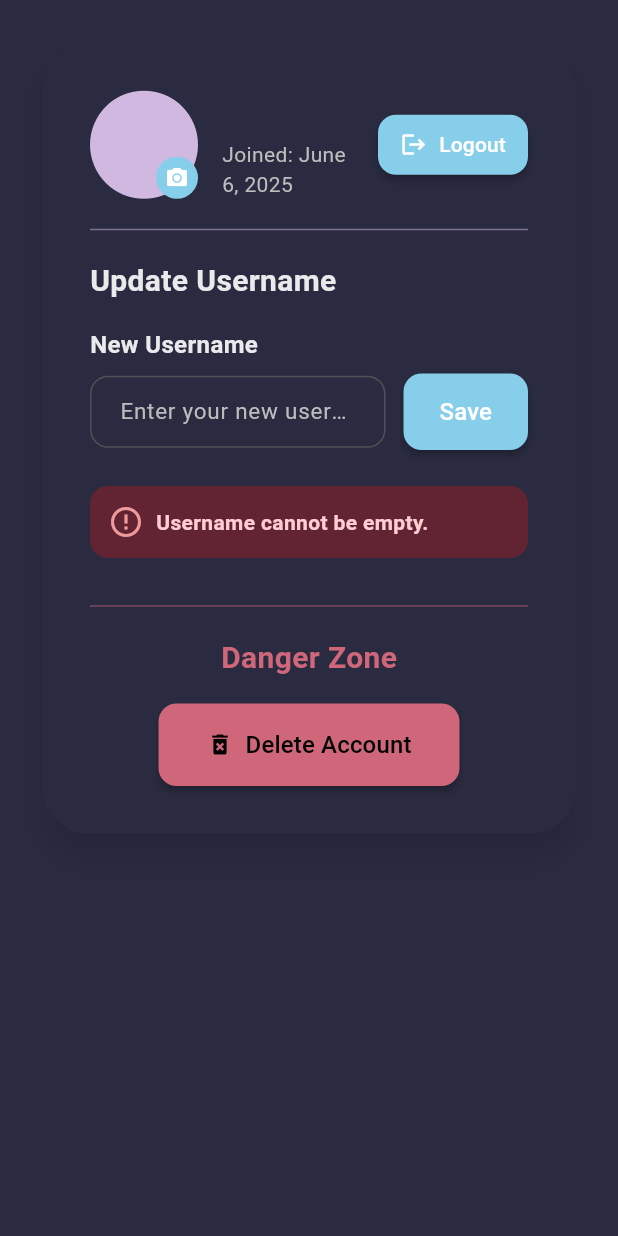
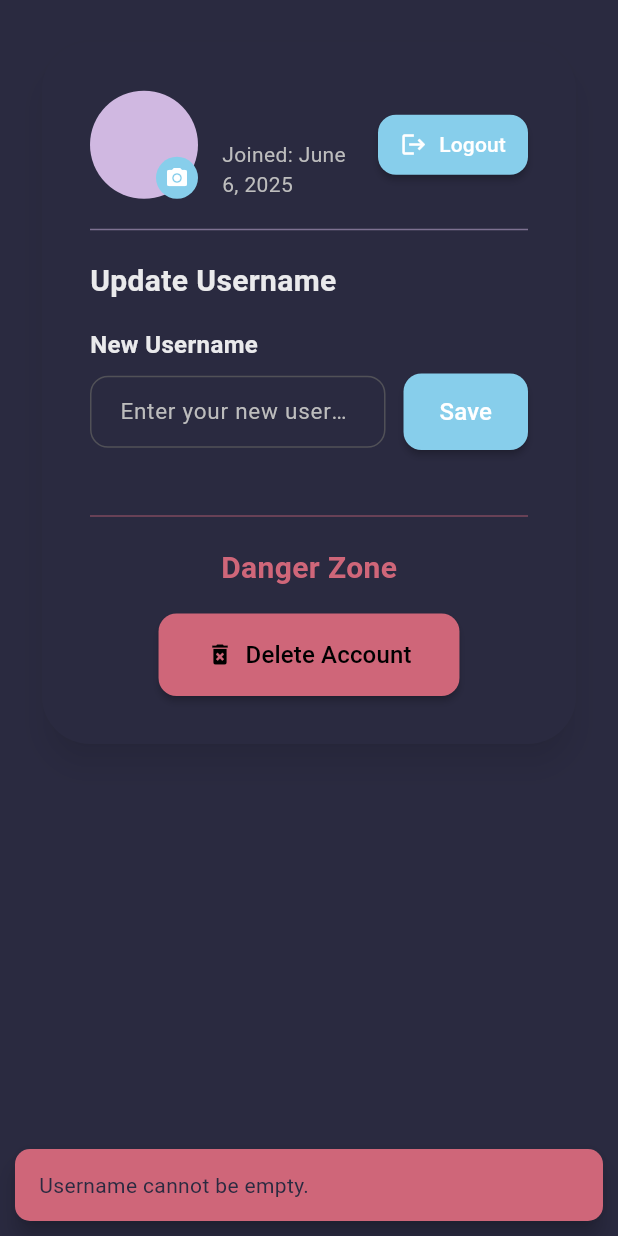
Before and after one commit to RustyCMD/Visionspark, a Flutter app: the AccountSection widget shown alone on an empty page, opened directly, after a tap on "Save", on a phone screen of 412 x 824 dp. Run offline on Flutter 3.47's test engine with Material 3 defaults, Android fonts, the phone set to English and light mode, and no system bars; our stand-ins replace app_links, cached_network_image, connectivity_plus, device_info_plus, flutter_dotenv, flutter_timezone and 7 more; accounts and stored records are empty; network calls fail.

Commit message:
Refactor error handling in account and image generator screens: Replace in-line error message management with a centralized snackbar utility for improved consistency and clarity. Update TODO list to reflect resolved issues and enhance overall code maintainability.

```diff
--- a/visionspark/lib/features/account/account_section.dart
+++ b/visionspark/lib/features/account/account_section.dart
@@ -4,6 +4,7 @@ import 'dart:io';
 import 'package:image_picker/image_picker.dart';
 import 'package:http/http.dart' as http;
 import 'package:flutter_dotenv/flutter_dotenv.dart';
+import '../../shared/utils/snackbar_utils.dart';
 
 class AccountSection extends StatefulWidget {
   const AccountSection({super.key});
@@ -13,7 +14,6 @@ class AccountSection extends StatefulWidget {
 }
 
 class _AccountSectionState extends State<AccountSection> {
-  String? _error;
   final ImagePicker _picker = ImagePicker();
   bool _isUploading = false;
   String? _profileImageUrl;
@@ -23,26 +23,13 @@ class _AccountSectionState extends State<AccountSection> {
   bool _isSavingUsername = false;
   bool _isDeleting = false;
 
-  // Define your fixed brand colors as static const
-  static const Color _originalDarkText = Color(0xFF22223B); // A deep, nearly black color for text
-
   Future<void> _signOut() async {
     try {
       await Supabase.instance.client.auth.signOut();
     } on AuthException catch (e) {
-      if (mounted) {
-        setState(() => _error = e.message);
-         ScaffoldMessenger.of(context).showSnackBar(
-          SnackBar(content: Text(e.message), backgroundColor: Theme.of(context).colorScheme.error),
-        );
-      }
+      showErrorSnackbar(context, e.message);
     } catch (e) {
-      if (mounted) {
-        setState(() => _error = 'Unexpected error: $e');
-        ScaffoldMessenger.of(context).showSnackBar(
-          SnackBar(content: Text('An unexpected error occurred during sign out: $e'), backgroundColor: Theme.of(context).colorScheme.error),
-        );
-      }
+      showErrorSnackbar(context, 'An unexpected error occurred during sign out: $e');
     }
   }
 
@@ -69,9 +56,7 @@ class _AccountSectionState extends State<AccountSection> {
       });
     } catch (e) {
       setState(() => _isUploading = false);
-      ScaffoldMessenger.of(context).showSnackBar(
-        SnackBar(content: Text('Failed to upload profile picture: $e')),
-      );
+      showErrorSnackbar(context, 'Failed to upload profile picture: $e');
     }
   }
 
@@ -127,22 +112,15 @@ class _AccountSectionState extends State<AccountSection> {
     if (user == null) return;
     final newUsername = _usernameController.text.trim();
     if (newUsername.isEmpty) {
-      if (mounted) {
-        setState(() => _error = 'Username cannot be empty.');
-      }
+      showErrorSnackbar(context, 'Username cannot be empty.');
       return;
     }
     if (newUsername == _username) {
-      if (mounted) {
-        ScaffoldMessenger.of(context).showSnackBar(
-          const SnackBar(content: Text('Username is already up to date.')),
-        );
-      }
+      showSuccessSnackbar(context, 'Username is already up to date.');
       return;
     }
     setState(() {
       _isSavingUsername = true;
-      _error = null;
     });
     try {
       await Supabase.instance.client
@@ -155,28 +133,12 @@ class _AccountSectionState extends State<AccountSection> {
         setState(() {
           _username = newUsername;
         });
-        ScaffoldMessenger.of(context).showSnackBar(
-          const SnackBar(content: Text('Username updated successfully.')),
-        );
+        showSuccessSnackbar(context, 'Username updated successfully.');
       }
     } on PostgrestException catch (e) {
-      if (mounted) {
-        setState(() {
-          _error = e.message;
-        });
-      }
-      ScaffoldMessenger.of(context).showSnackBar(
-        SnackBar(content: Text('Failed to update username: ${e.message}')),
-      );
+      showErrorSnackbar(context, 'Failed to update username: ${e.message}');
     } catch (e) {
-      if (mounted) {
-        setState(() {
-          _error = 'Failed to update username: $e';
-        });
-      }
-      ScaffoldMessenger.of(context).showSnackBar(
-        SnackBar(content: Text('Failed to update username: $e')),
-      );
+      showErrorSnackbar(context, 'Failed to update username: $e');
     } finally {
       if (mounted) {
         setState(() {
@@ -208,14 +170,10 @@ class _AccountSectionState extends State<AccountSection> {
           Navigator.of(context).pushNamedAndRemoveUntil('/', (route) => false);
         }
       } else {
-        setState(() {
-          _error = 'Failed to delete account: ${body.isNotEmpty ? body : response.statusCode}';
-        });
+        showErrorSnackbar(context, 'Failed to delete account: ${body.isNotEmpty ? body : response.statusCode}');
       }
     } catch (e) {
-      setState(() {
-        _error = 'Failed to delete account: $e';
-      });
+      showErrorSnackbar(context, 'Failed to delete account: $e');
     } finally {
       if (mounted) setState(() { _isDeleting = false; });
     }
@@ -230,10 +188,10 @@ class _AccountSectionState extends State<AccountSection> {
     final Color cardBackgroundColor = colorScheme.surface;
     final Color cardShadowColor = brightness == Brightness.light ? colorScheme.primary.withOpacity(0.08) : Colors.black.withOpacity(0.4);
 
-    final Color primaryContentTextColor = brightness == Brightness.light ? _originalDarkText : Colors.white.withOpacity(0.9);
+    final Color primaryContentTextColor = brightness == Brightness.light ? colorScheme.onSurface : Colors.white.withOpacity(0.9);
     final Color secondaryContentTextColor = brightness == Brightness.light ? Colors.grey.shade600 : Colors.grey.shade400;
 
-    final Color onAccentButtonColor = brightness == Brightness.light ? _originalDarkText : Colors.white;
+    final Color onAccentButtonColor = brightness == Brightness.light ? colorScheme.onSurface : Colors.white;
 
     final Color textFieldBorderColor = brightness == Brightness.light ? colorScheme.primary : Colors.grey.shade700;
     final Color textFieldFocusedBorderColor = colorScheme.secondary; // Always vibrant
@@ -458,31 +416,6 @@ class _AccountSectionState extends State<AccountSection> {
                     ),
                     const SizedBox(height: 24),
 
-                    // Error Message Display
-                    if (_error != null)
-                      Padding(
-                        padding: const EdgeInsets.only(bottom: 12.0),
-                        child: Container(
-                          padding: const EdgeInsets.all(12),
-                          decoration: BoxDecoration(
-                            color: errorBackgroundColor,
-                            borderRadius: BorderRadius.circular(12),
-                          ),
-                          child: Row(
-                            children: [
-                              Icon(Icons.error_outline, color: errorIconColor),
-                              const SizedBox(width: 8),
-                              Expanded(
-                                child: Text(
-                                  _error!,
-                                  style: TextStyle(color: errorTextColor, fontWeight: FontWeight.bold),
-                                ),
-                              ),
-                            ],
-                          ),
-                        ),
-                      ),
-
                     // Delete Account Section (now inside the card)
                     Divider(height: 40, thickness: 1, color: colorScheme.error.withOpacity(0.5)),
                     Text(
--- /dev/null
+++ b/visionspark/lib/shared/utils/snackbar_utils.dart
@@ -0,0 +1,29 @@
+import 'package:flutter/material.dart';
+
+void showErrorSnackbar(BuildContext context, String message) {
+  if (!context.mounted) return; // Check if the context is still valid
+  ScaffoldMessenger.of(context).removeCurrentSnackBar(); // Remove existing snackbar if any
+  ScaffoldMessenger.of(context).showSnackBar(
+    SnackBar(
+      content: Text(message),
+      backgroundColor: Theme.of(context).colorScheme.error,
+      behavior: SnackBarBehavior.floating, // Optional: for a floating snackbar
+      shape: RoundedRectangleBorder(borderRadius: BorderRadius.circular(10)), // Optional: for rounded corners
+      margin: const EdgeInsets.all(10), // Optional: if using floating behavior
+    ),
+  );
+}
+
+void showSuccessSnackbar(BuildContext context, String message) {
+  if (!context.mounted) return;
+  ScaffoldMessenger.of(context).removeCurrentSnackBar();
+  ScaffoldMessenger.of(context).showSnackBar(
+    SnackBar(
+      content: Text(message),
+      backgroundColor: Colors.green, // Or use Theme.of(context).colorScheme.secondary or a success color
+      behavior: SnackBarBehavior.floating,
+      shape: RoundedRectangleBorder(borderRadius: BorderRadius.circular(10)),
+      margin: const EdgeInsets.all(10),
+    ),
+  );
+}
```
Also changed, not shown: TODOOOO.TXT (+2 -12 lines), visionspark/lib/features/image_generator/image_generator_screen.dart (+44 -105 lines).
